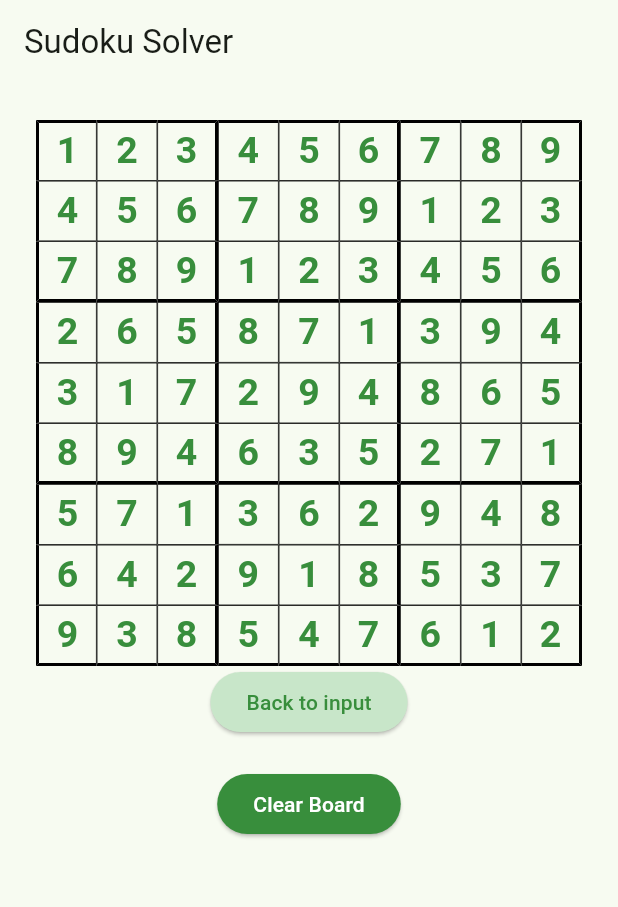
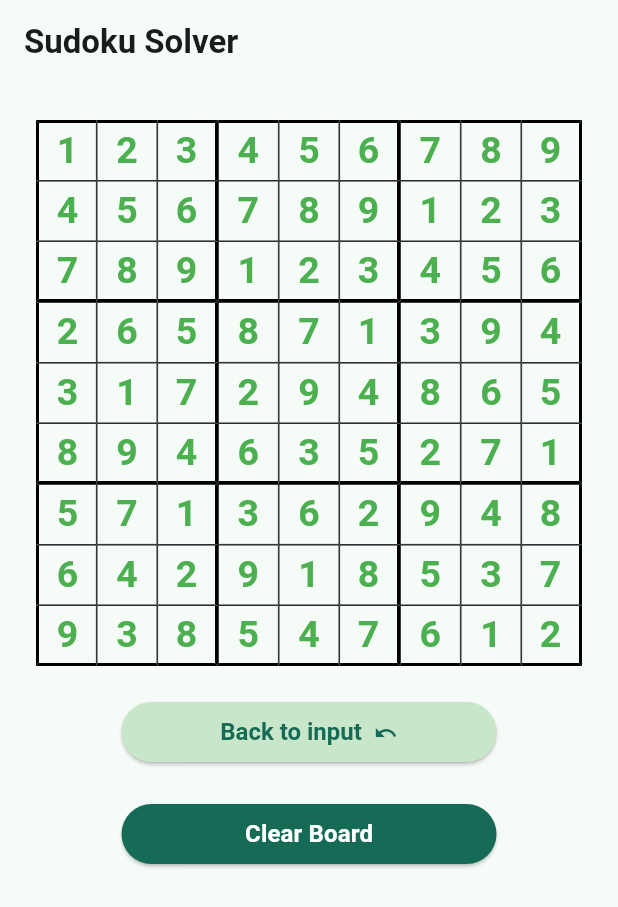
Before and after one commit to rbstrauss98/sudoku_solver, a Flutter app: the screen it shows after launch, after a tap on "Solve Puzzle", on a phone screen of 412 x 824 dp. Shown: the top 907 px of the screen. Run offline on Flutter 3.47's test engine with Material 3 defaults, Android fonts, the phone set to English and light mode, and no system bars; our stand-ins replace tuple.

Commit message:
Update UI styling and error messages

```diff
--- a/lib/main.dart
+++ b/lib/main.dart
@@ -14,7 +14,9 @@ class MyApp extends StatelessWidget {
     return MaterialApp(
       title: 'Sudoku Solver',
       theme: ThemeData(
-        colorScheme: ColorScheme.fromSeed(seedColor:Colors.green.shade700),
+        colorScheme: ColorScheme.fromSeed(
+          seedColor: const Color.fromARGB(0, 0, 89, 69),
+        ),
       ),
       home: const MyHomePage(title: 'Sudoku Solver'),
     );
--- a/lib/pages/HomePage.dart
+++ b/lib/pages/HomePage.dart
@@ -10,7 +10,11 @@ class MyHomePage extends StatelessWidget {
   Widget build(BuildContext context) {
     return Scaffold(
       appBar: AppBar(
-        title: Text(title),
+        title: Text(
+          title,
+          style: const TextStyle(fontWeight: FontWeight.bold),
+        ),
+
       ),
       body: const Center(
         child: Padding(
--- a/lib/solving_algorithm/solver.dart
+++ b/lib/solving_algorithm/solver.dart
@@ -139,14 +139,14 @@ class Solver {
     Sudoku puzzle = Sudoku();
     bool validInput = puzzle.inputPuzzle(puzzleValues);
     if (!validInput) {
-      return const Tuple2<Sudoku?, String>(null, "The puzzle could not be solved because of an Invalid Input. Please try again.");
+      return const Tuple2<Sudoku?, String>(null, "This is an invalid Input. Please try again.");
     }
     Sudoku? solvedPuzzle = backtrackingSearch(puzzle);
     if (solvedPuzzle != null) {
       return Tuple2<Sudoku?, String>(solvedPuzzle, "Solved");
     }
     else{
-      return const Tuple2<Sudoku?, String>(null, "The puzzle could not be solved because it has no solution. Please try again.");
+      return const Tuple2<Sudoku?, String>(null, "Puzzle has no solution. Please try again.");
     }
   }
 }
--- a/lib/sudoku_board.dart
+++ b/lib/sudoku_board.dart
@@ -56,7 +56,8 @@ class _SudokuGridState extends State<SudokuGrid> {
 
   void showInitialValues() {
     setState(() {
-      gridValues = List.from(initialValues); // Update gridValues with solutionValues
+      gridValues =
+          List.from(initialValues); // Update gridValues with solutionValues
       buttonText = 'Solve Puzzle'; // Reset the button text
     });
   }
@@ -70,7 +71,6 @@ class _SudokuGridState extends State<SudokuGrid> {
       }
       buttonText = 'Solve Puzzle'; // Reset the button text
     });
-
   }
 
   @override
@@ -91,7 +91,7 @@ class _SudokuGridState extends State<SudokuGrid> {
               bool isThirdOrSixthColumn = index % 9 % 3 ==
                   2; // Check if it's the end of the third or sixth column
               return InkWell(
-                onTap: () async {
+                onTap: buttonText == 'Solve Puzzle' ? () async {
                   int? selectedNumber = await showNumberPicker(context);
                   if (selectedNumber != null) {
                     setState(() {
@@ -100,9 +100,10 @@ class _SudokuGridState extends State<SudokuGrid> {
                       initialValues[index] = selectedNumber;
                     });
                   }
-                },
+                } : null,
                 child: Container(
                   decoration: BoxDecoration(
+                    // color: ifInputValues[index] ? Colors.white : Colors.green[100],
                     border: Border(
                       top: BorderSide(
                         color: Colors.black,
@@ -138,8 +139,9 @@ class _SudokuGridState extends State<SudokuGrid> {
                       style: TextStyle(
                           fontSize: 25,
                           fontWeight: FontWeight.bold,
-                          color:
-                              ifInputValues[index] ? Colors.black : Colors.green[700]),
+                          color: ifInputValues[index]
+                              ? Colors.black
+                              : Colors.green[500]),
                     ),
                   ),
                 ),
@@ -149,23 +151,60 @@ class _SudokuGridState extends State<SudokuGrid> {
                 true, // This makes the GridView.builder take only as much space as it needs
             physics: const NeverScrollableScrollPhysics()),
       ),
-      ElevatedButton(
-        onPressed: buttonText == 'Solve Puzzle' ? solvePuzzle : showInitialValues,
-        style: ElevatedButton.styleFrom(
-          backgroundColor: buttonText == 'Solve Puzzle' ? Colors.green[700] : Colors.green[100],
-          foregroundColor: buttonText == 'Solve Puzzle' ? Colors.white : Colors.green[700],
+      const SizedBox(height: 20),
+      SizedBox(
+        width: 250.0,
+        child: ElevatedButton(
+          onPressed:
+              buttonText == 'Solve Puzzle' ? solvePuzzle : showInitialValues,
+          style: ElevatedButton.styleFrom(
+            backgroundColor: buttonText == 'Solve Puzzle'
+                ? Theme.of(context).colorScheme.primary
+                : Colors.green[100],
+            foregroundColor:
+                buttonText == 'Solve Puzzle' ? Colors.white : Theme.of(context).colorScheme.primary,
+          ),
+          child: RichText(
+            text: TextSpan(
+              children: [
+                TextSpan(
+                  text: buttonText == "Solve Puzzle"
+                      ? buttonText
+                      : "$buttonText  ",
+                  style: TextStyle(
+                    fontSize: 16,
+                    fontWeight: FontWeight.bold,
+                    color: buttonText == 'Solve Puzzle'
+                        ? Colors.white
+                        : Theme.of(context).colorScheme.primary,
+                  ),
+                ),
+                if (buttonText != 'Solve Puzzle') // Only render the WidgetSpan if buttonText is 'Solve Puzzle'
+                  const WidgetSpan(
+                    child: Icon(Icons.undo, size: 16),
+                  ),
+              ],
+            ),
+          ),
         ),
-        child: Text(buttonText),
       ),
       const SizedBox(height: 20),
-      ElevatedButton(
-        onPressed:
-            clearBoard, // Call the clearBoard method when the button is pressed
-        style: ElevatedButton.styleFrom(
-          backgroundColor:  Colors.green[700],
-          foregroundColor:  Colors.white,
+      SizedBox(
+        width: 250.0,
+        child: ElevatedButton(
+          onPressed: clearBoard,
+          style: ElevatedButton.styleFrom(
+            backgroundColor: Theme.of(context).colorScheme.primary,
+            foregroundColor: Colors.white,
+          ),
+          child: const Text(
+            'Clear Board',
+            style: TextStyle(
+              fontSize: 16,
+              fontWeight: FontWeight.bold,
+            ),
+          ),
         ),
-        child: const Text('Clear Board')
       ),
     ]);
   }
```
